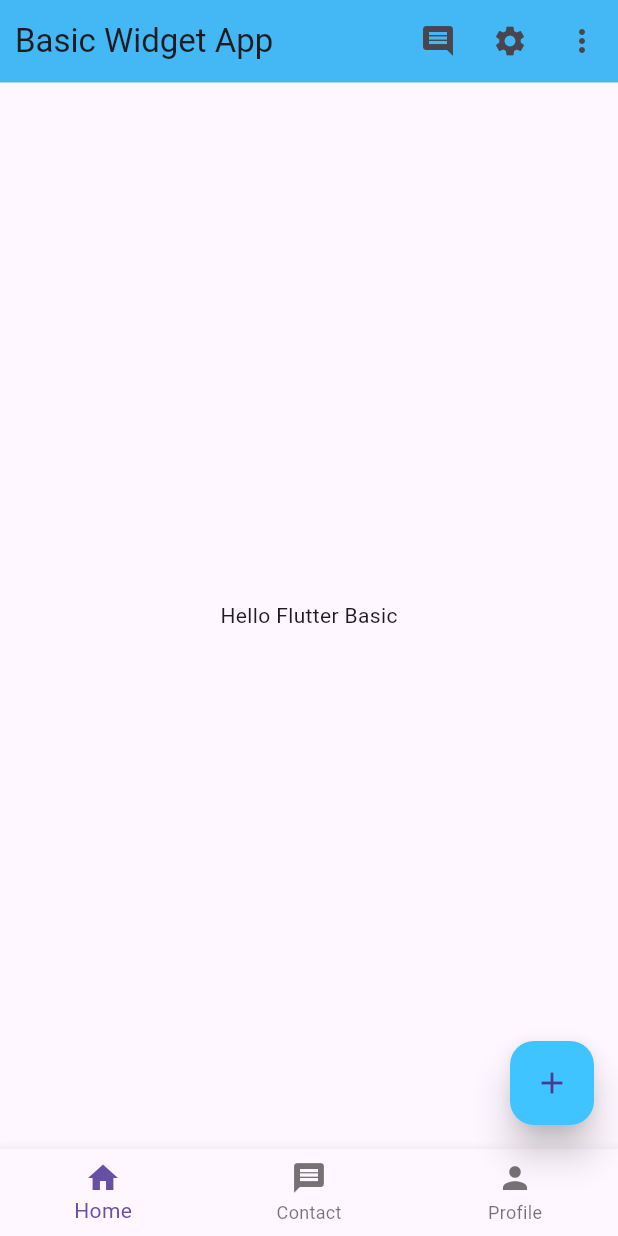
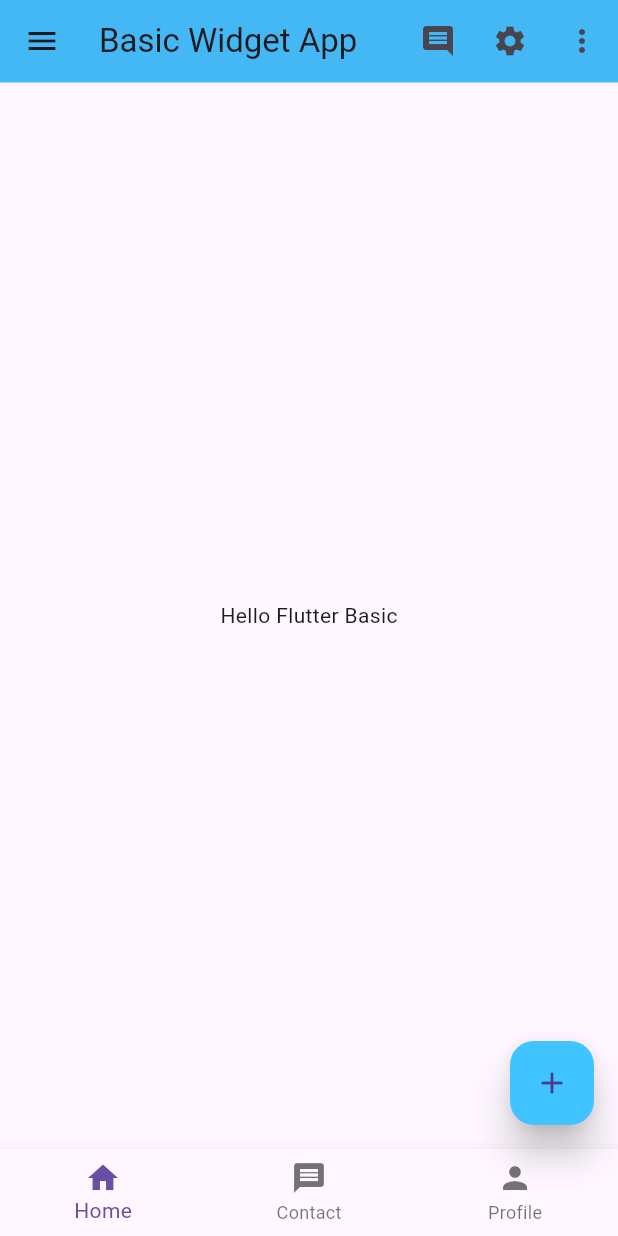
Before and after one commit to sazidmahmud36/flutter_world, a Flutter app: the screen it shows after launch, on a phone screen of 412 x 824 dp. Run offline on Flutter 3.47's test engine with Material 3 defaults, Android fonts, the phone set to English and light mode, and no system bars.

Commit message:
Adding Simple Navigation Drawer

```diff
--- a/basic_wiz/lib/main.dart
+++ b/basic_wiz/lib/main.dart
@@ -71,6 +71,17 @@ class HomeActivity extends StatelessWidget{
         },
 
       ),
+      drawer: Drawer(
+        child: ListView(
+          children: [
+            DrawerHeader(child: Text("SAZID")),
+            ListTile(title: Text("Home")),
+            ListTile(title: Text("Contact")),
+            ListTile(title: Text("Profile")),
+            ListTile(title: Text("Email")),
+          ],
+        ),
+      ),
       body: Center(
         child: Text("Hello Flutter Basic"),
       ),
```
